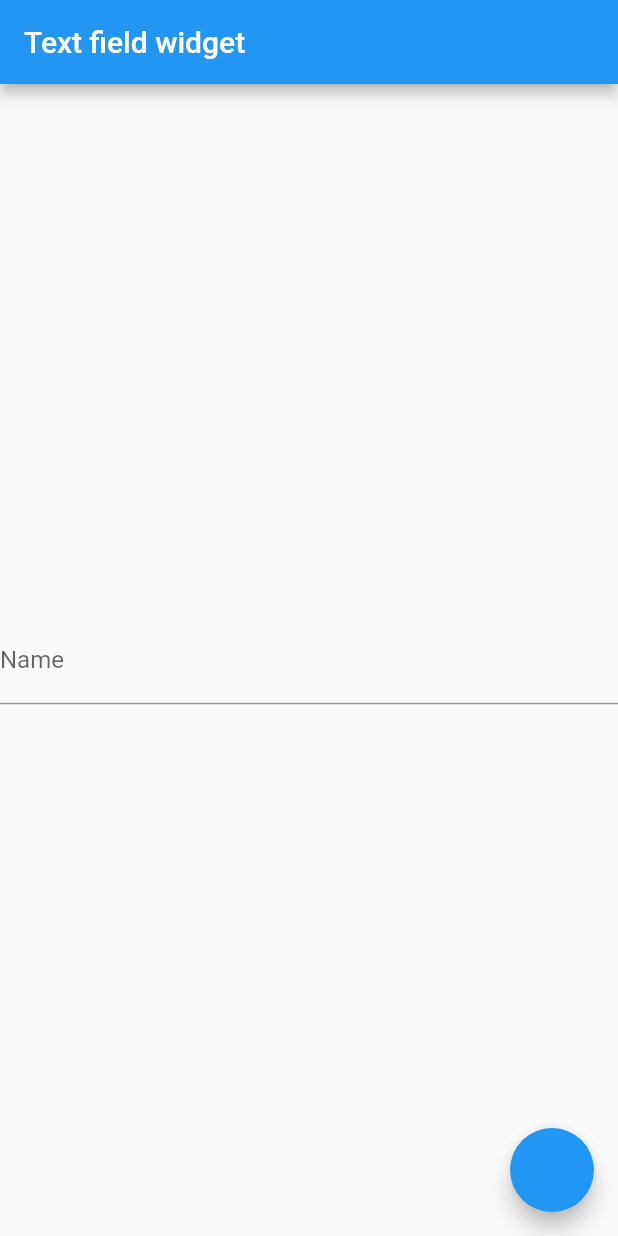
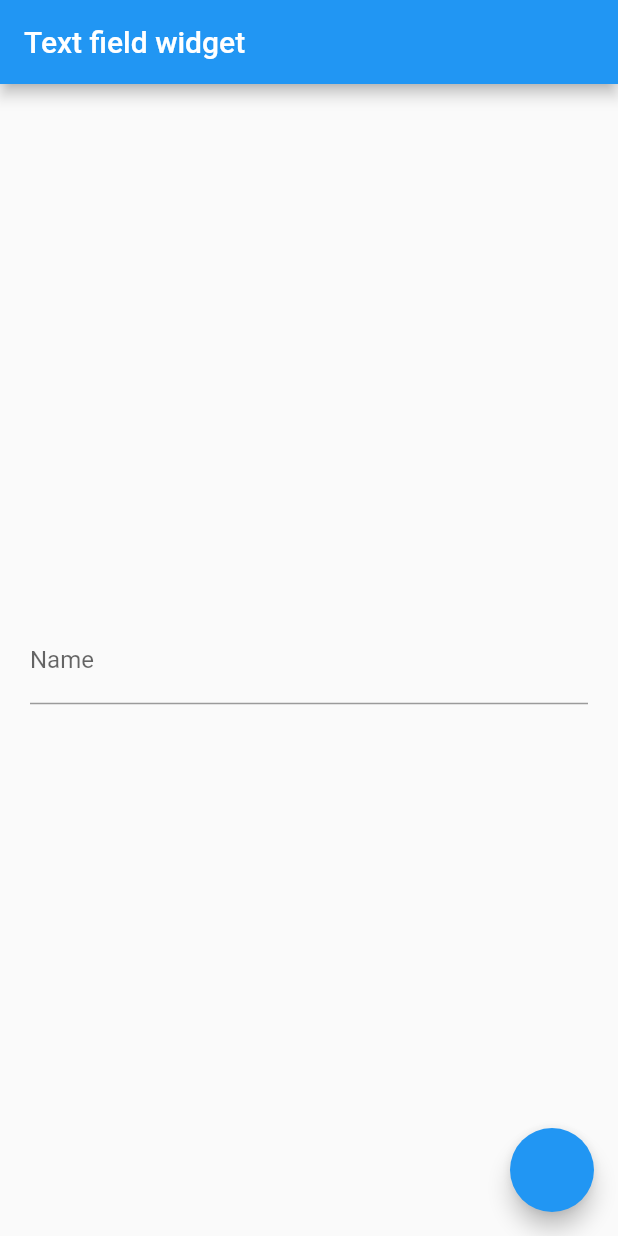
Before and after one commit to usmanbhatti789/stateful, a Flutter app: the screen it shows after launch, on a phone screen of 412 x 824 dp. Run offline on Flutter 3.47's test engine with Material 2 defaults, Android fonts, the phone set to English and light mode, and no system bars.

Commit message:
new textfield

```diff
--- a/lib/main.dart
+++ b/lib/main.dart
@@ -14,12 +14,16 @@ class MyApp extends StatelessWidget {
           title: Text('Text field widget'),
         ),
         body: Material(
+          child: Padding(
+            padding: EdgeInsets.all(20),
             child: Center(
               child: TextField(
+                keyboardType: TextInputType.number,
                 onSubmitted: (a){},
                 decoration: InputDecoration(
                   labelText: "Name",
                   hintText:"enter your name"
+                ),
               ),
             ),
           ),
```
Lines whose indentation alone changed are shown as unchanged.
